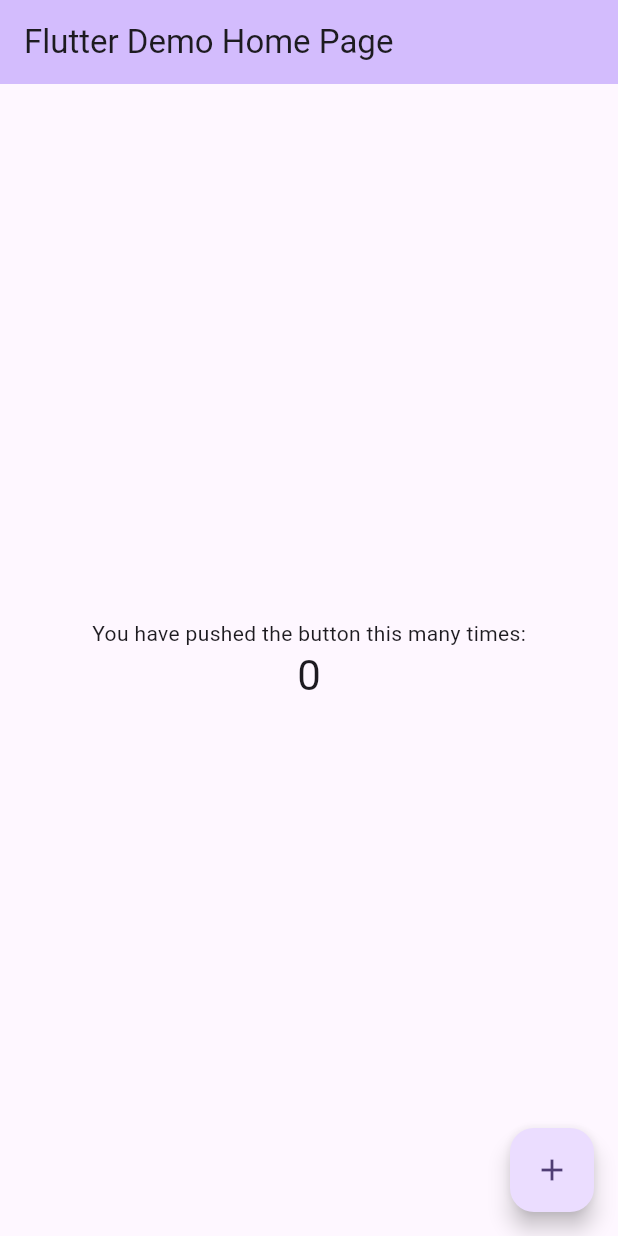
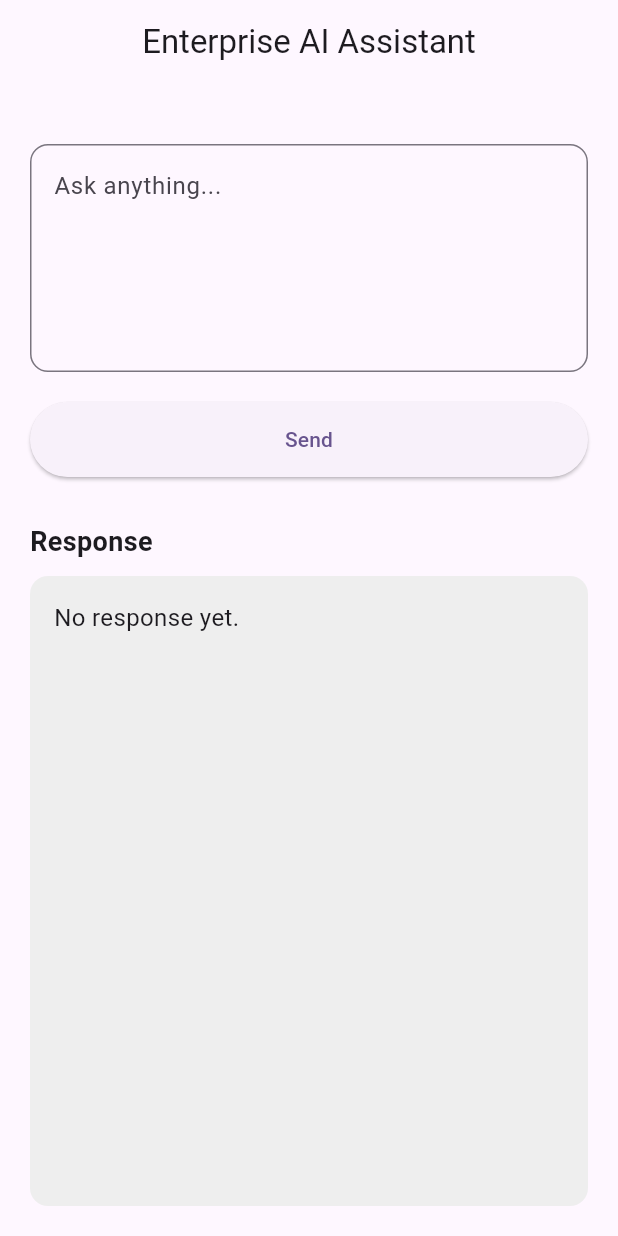
Before and after one commit to Rahul-4039/kumbh-mela-multilingual, a Flutter app: the screen it shows after launch, on a phone screen of 412 x 824 dp. Run offline on Flutter 3.47's test engine with Material 3 defaults, Android fonts, the phone set to English and light mode, and no system bars.

Commit message:
chat screen created

```diff
--- a/lib/main.dart
+++ b/lib/main.dart
@@ -1,4 +1,5 @@
 import 'package:flutter/material.dart';
+import 'package:kumbmela_multilingual/text-to-speech/screens/chat_screen.dart';
 
 void main() {
   runApp(const MyApp());
@@ -12,40 +13,17 @@ class MyApp extends StatelessWidget {
   Widget build(BuildContext context) {
     return MaterialApp(
       title: 'Flutter Demo',
+      debugShowCheckedModeBanner: false,
       theme: ThemeData(
-        // This is the theme of your application.
-        //
-        // TRY THIS: Try running your application with "flutter run". You'll see
-        // the application has a purple toolbar. Then, without quitting the app,
-        // try changing the seedColor in the colorScheme below to Colors.green
-        // and then invoke "hot reload" (save your changes or press the "hot
-        // reload" button in a Flutter-supported IDE, or press "r" if you used
-        // the command line to start the app).
-        //
-        // Notice that the counter didn't reset back to zero; the application
-        // state is not lost during the reload. To reset the state, use hot
-        // restart instead.
-        //
-        // This works for code too, not just values: Most code changes can be
-        // tested with just a hot reload.
         colorScheme: .fromSeed(seedColor: Colors.deepPurple),
       ),
-      home: const MyHomePage(title: 'Flutter Demo Home Page'),
+      home: const ChatScreen(),
     );
   }
 }
 
 class MyHomePage extends StatefulWidget {
   const MyHomePage({super.key, required this.title});
-
-  // This widget is the home page of your application. It is stateful, meaning
-  // that it has a State object (defined below) that contains fields that affect
-  // how it looks.
-
-  // This class is the configuration for the state. It holds the values (in this
-  // case the title) provided by the parent (in this case the App widget) and
-  // used by the build method of the State. Fields in a Widget subclass are
-  // always marked "final".
 
   final String title;
 
@@ -58,50 +36,21 @@ class _MyHomePageState extends State<MyHomePage> {
 
   void _incrementCounter() {
     setState(() {
-      // This call to setState tells the Flutter framework that something has
-      // changed in this State, which causes it to rerun the build method below
-      // so that the display can reflect the updated values. If we changed
-      // _counter without calling setState(), then the build method would not be
-      // called again, and so nothing would appear to happen.
       _counter++;
     });
   }
 
   @override
   Widget build(BuildContext context) {
-    // This method is rerun every time setState is called, for instance as done
-    // by the _incrementCounter method above.
-    //
-    // The Flutter framework has been optimized to make rerunning build methods
-    // fast, so that you can just rebuild anything that needs updating rather
-    // than having to individually change instances of widgets.
+
     return Scaffold(
       appBar: AppBar(
-        // TRY THIS: Try changing the color here to a specific color (to
-        // Colors.amber, perhaps?) and trigger a hot reload to see the AppBar
-        // change color while the other colors stay the same.
+
         backgroundColor: Theme.of(context).colorScheme.inversePrimary,
-        // Here we take the value from the MyHomePage object that was created by
-        // the App.build method, and use it to set our appbar title.
         title: Text(widget.title),
       ),
       body: Center(
-        // Center is a layout widget. It takes a single child and positions it
-        // in the middle of the parent.
         child: Column(
-          // Column is also a layout widget. It takes a list of children and
-          // arranges them vertically. By default, it sizes itself to fit its
-          // children horizontally, and tries to be as tall as its parent.
-          //
-          // Column has various properties to control how it sizes itself and
-          // how it positions its children. Here we use mainAxisAlignment to
-          // center the children vertically; the main axis here is the vertical
-          // axis because Columns are vertical (the cross axis would be
-          // horizontal).
-          //
-          // TRY THIS: Invoke "debug painting" (choose the "Toggle Debug Paint"
-          // action in the IDE, or press "p" in the console), to see the
-          // wireframe for each widget.
           mainAxisAlignment: .center,
           children: [
             const Text('You have pushed the button this many times:'),
--- /dev/null
+++ b/lib/text-to-speech/screens/chat_screen.dart
@@ -0,0 +1,110 @@
+import 'package:flutter/material.dart';
+
+class ChatScreen extends StatefulWidget {
+  const ChatScreen({super.key});
+
+  @override
+  State<ChatScreen> createState() => _ChatScreenState();
+}
+
+class _ChatScreenState extends State<ChatScreen> {
+
+  final TextEditingController questionController = TextEditingController();
+
+  String response = "";
+
+  @override
+  Widget build(BuildContext context) {
+
+    return Scaffold(
+      appBar: AppBar(
+        title: const Text("Enterprise AI Assistant"),
+        centerTitle: true,
+      ),
+
+      body: Padding(
+        padding: const EdgeInsets.all(20),
+
+        child: Column(
+
+          crossAxisAlignment: CrossAxisAlignment.stretch,
+
+          children: [
+
+            const SizedBox(height: 20),
+
+            TextField(
+              controller: questionController,
+              maxLines: 5,
+              decoration: InputDecoration(
+                hintText: "Ask anything...",
+                border: OutlineInputBorder(
+                  borderRadius: BorderRadius.circular(12),
+                ),
+              ),
+            ),
+
+            const SizedBox(height: 20),
+
+            SizedBox(
+              height: 50,
+              child: ElevatedButton(
+
+                onPressed: () {
+
+                  setState(() {
+                    response = questionController.text;
+                  });
+
+                },
+
+                child: const Text(
+                  "Send",
+                ),
+              ),
+            ),
+
+            const SizedBox(height: 30),
+
+            const Text(
+              "Response",
+              style: TextStyle(
+                fontWeight: FontWeight.bold,
+                fontSize: 18,
+              ),
+            ),
+
+            const SizedBox(height: 10),
+
+            Expanded(
+
+              child: Container(
+
+                width: double.infinity,
+
+                padding: const EdgeInsets.all(16),
+
+                decoration: BoxDecoration(
+                  color: Colors.grey.shade200,
+                  borderRadius: BorderRadius.circular(12),
+                ),
+
+                child: Text(
+                  response.isEmpty
+                      ? "No response yet."
+                      : response,
+                  style: const TextStyle(
+                    fontSize: 16,
+                  ),
+                ),
+
+              ),
+
+            ),
+
+          ],
+        ),
+      ),
+    );
+  }
+}
--- a/pubspec.yaml
+++ b/pubspec.yaml
@@ -34,6 +34,7 @@ dependencies:
   # The following adds the Cupertino Icons font to your application.
   # Use with the CupertinoIcons class for iOS style icons.
   cupertino_icons: ^1.0.8
+  dio: ^5.10.0
 
 dev_dependencies:
   flutter_test:
```
Also changed, not shown: pubspec.lock.
